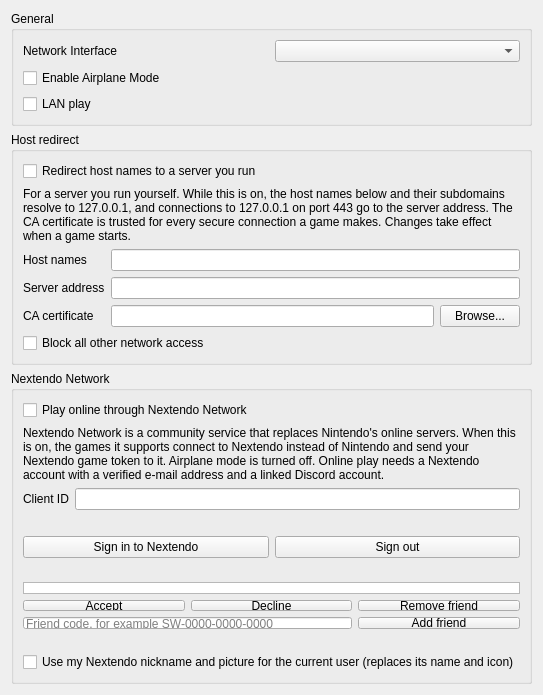
559911/Lichii, file src/lichii/configuration/configure_network.ui: the form before one commit.
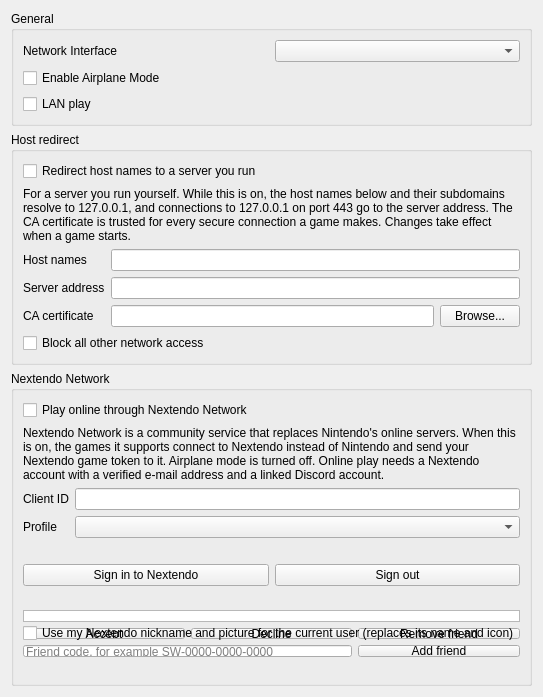
The form after the commit.

Commit message:
Nextendo: one account per emulated user profile (#2011)
* Nextendo: one account per emulated user profile

* Nextendo: keep the account file when closing its copy fails

* Nextendo: close the account temp file before removing it

* Nextendo: migrate after -u picks the user, keep the migration single, ignore stale status replies

* Nextendo: keep the boot status reply, drop it only after a profile switch

* Nextendo: check the new profile after a status reply for the old one

Diff of the .ui file:
```diff
--- a/src/lichii/configuration/configure_network.ui
+++ b/src/lichii/configuration/configure_network.ui
@@ -173,14 +173,24 @@
         <item row="2" column="1">
          <widget class="QLineEdit" name="nextendo_client_id"/>
         </item>
-        <item row="3" column="0" colspan="2">
+        <item row="3" column="0">
+         <widget class="QLabel" name="nextendo_profile_label">
+          <property name="text">
+           <string>Profile</string>
+          </property>
+         </widget>
+        </item>
+        <item row="3" column="1">
+         <widget class="QComboBox" name="nextendo_profile"/>
+        </item>
+        <item row="4" column="0" colspan="2">
          <widget class="QLabel" name="nextendo_status">
           <property name="wordWrap">
            <bool>true</bool>
           </property>
          </widget>
         </item>
-        <item row="4" column="0" colspan="2">
+        <item row="5" column="0" colspan="2">
          <layout class="QHBoxLayout" name="nextendo_buttons">
           <item>
            <widget class="QPushButton" name="nextendo_sign_in">
@@ -198,7 +208,7 @@
           </item>
          </layout>
         </item>
-        <item row="5" column="0" colspan="2">
+        <item row="6" column="0" colspan="2">
          <widget class="QWidget" name="nextendo_friends" native="true">
           <layout class="QGridLayout" name="nextendo_friends_layout">
            <property name="leftMargin">
```
The commit also changes 12 other files.
